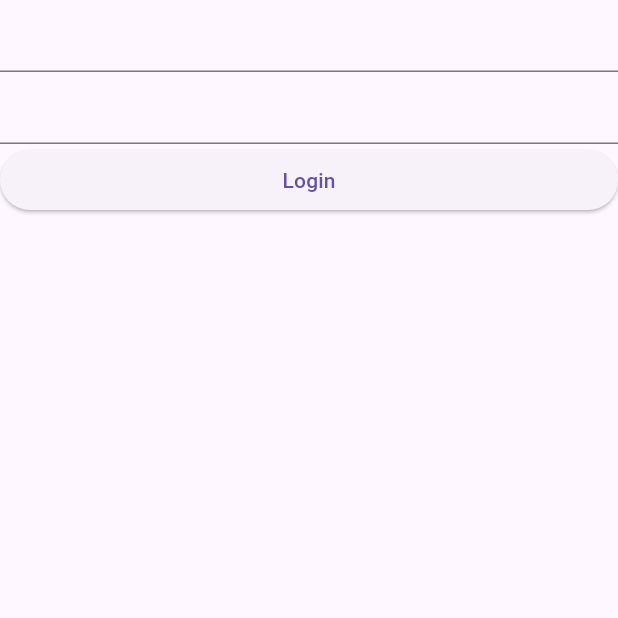
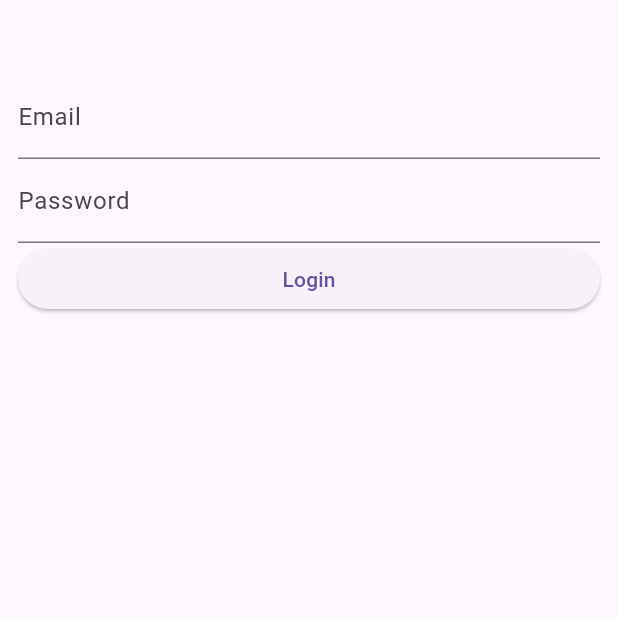
Before and after one commit to ms-renadev/flutter_application_agila, a Flutter app: the screen it shows after launch, on a phone screen of 412 x 824 dp, the top half of it. Run offline on Flutter 3.47's test engine with Material 3 defaults, Android fonts, the phone set to English and light mode, and no system bars; our stand-ins replace supabase_flutter; accounts and stored records are empty.

Commit message:
started building the UI of the login page

```diff
--- a/lib/pages/login_page.dart
+++ b/lib/pages/login_page.dart
@@ -40,15 +40,18 @@ class _LoginPageState extends State<LoginPage> {
   Widget build(BuildContext context) {
     return Scaffold(
       body: ListView(
+        padding: EdgeInsets.symmetric(horizontal: 12, vertical: 50),
         children: [
           //email
           TextField(
             controller: _emailController,
+            decoration: const InputDecoration(labelText: "Email"),
           ),
 
           //password
           TextField(
               controller: _passwordController,
+              decoration: const InputDecoration(labelText: "Password"),
           ),
 
 
```
